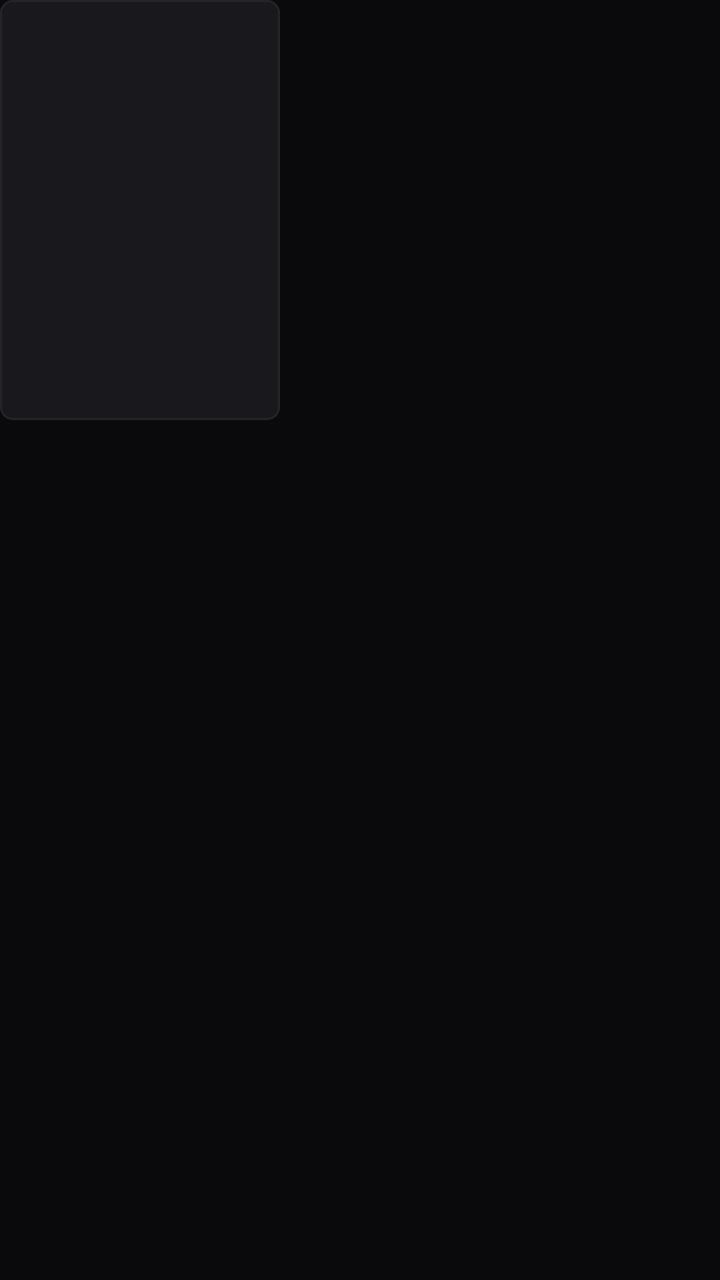
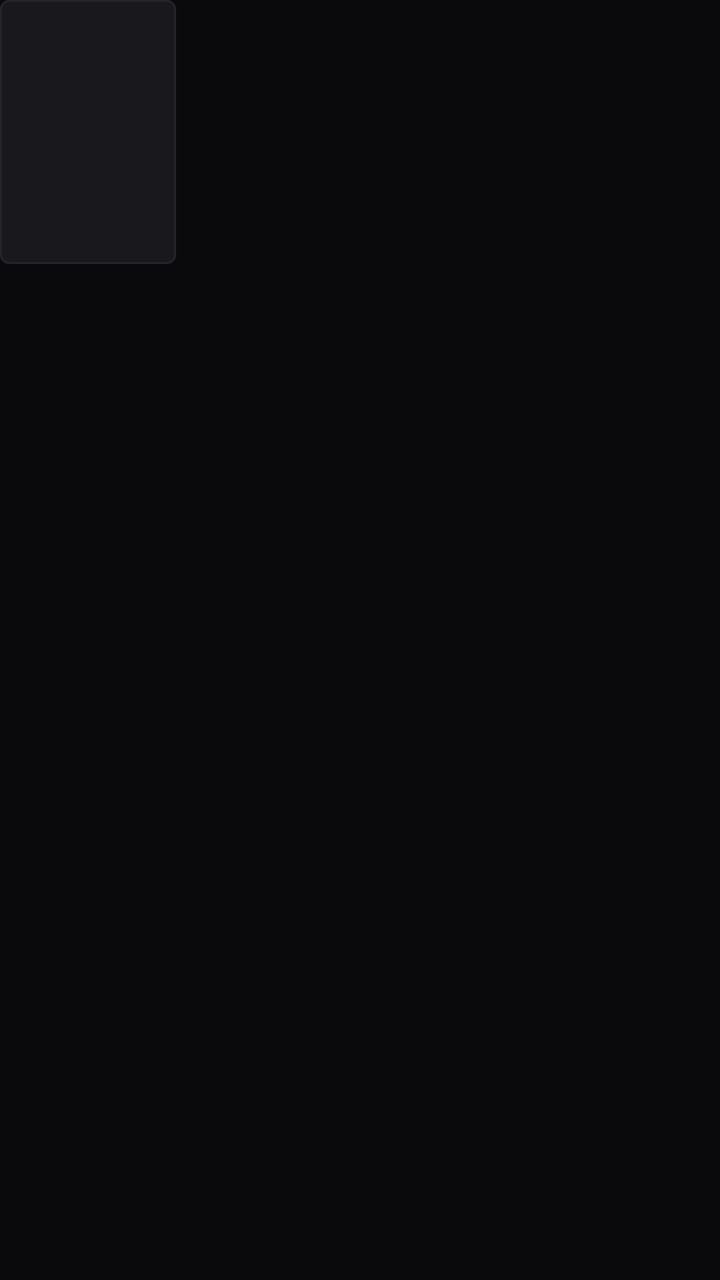

An Android layout rendered at two revisions. The XML below is the earlier revision; the diff shows what the commit changed to produce the second picture.
<!-- AndroidManifest.xml: application theme Theme.ATVHub -->
<!-- res/layout/item_movie_card.xml -->
<?xml version="1.0" encoding="utf-8"?>
<LinearLayout xmlns:android="http://schemas.android.com/apk/res/android"
    android:layout_width="@dimen/poster_width"
    android:layout_height="wrap_content"
    android:layout_marginEnd="@dimen/tv_card_spacing"
    android:clickable="true"
    android:focusable="true"
    android:orientation="vertical">

    <FrameLayout
        android:id="@+id/card_poster_container"
        android:layout_width="@dimen/poster_width"
        android:layout_height="@dimen/poster_height"
        android:background="@drawable/selector_card_border"
        android:duplicateParentState="true"
        android:padding="2dp">

        <ImageView
            android:id="@+id/iv_poster"
            android:layout_width="match_parent"
            android:layout_height="match_parent"
            android:contentDescription="@null"
            android:scaleType="centerCrop" />

        
        <TextView
            android:id="@+id/tv_quality_badge"
            android:layout_width="wrap_content"
            android:layout_height="wrap_content"
            android:layout_gravity="top|end"
            android:layout_margin="6dp"
            android:background="@drawable/badge_background"
            android:paddingStart="5dp"
            android:paddingTop="2dp"
            android:paddingEnd="5dp"
            android:paddingBottom="2dp"
            android:textColor="@color/badge_text"
            android:textSize="@dimen/text_size_badge"
            android:textStyle="bold"
            android:visibility="gone" />

        
        <TextView
            android:id="@+id/tv_rating_badge"
            android:layout_width="wrap_content"
            android:layout_height="wrap_content"
            android:layout_gravity="top|start"
            android:layout_margin="6dp"
            android:background="@drawable/badge_background"
            android:paddingStart="5dp"
            android:paddingTop="2dp"
            android:paddingEnd="5dp"
            android:paddingBottom="2dp"
            android:textColor="@color/accent_white"
            android:textSize="@dimen/text_size_badge"
            android:textStyle="bold"
            android:visibility="gone" />

        
        <ProgressBar
            android:id="@+id/pb_watch_progress"
            style="?android:attr/progressBarStyleHorizontal"
            android:layout_width="match_parent"
            android:layout_height="4dp"
            android:layout_gravity="bottom"
            android:max="100"
            android:progressTint="@color/accent_white"
            android:visibility="gone" />
    </FrameLayout>

    <TextView
        android:id="@+id/tv_title"
        android:layout_width="match_parent"
        android:layout_height="wrap_content"
        android:layout_marginTop="6dp"
        android:ellipsize="end"
        android:maxLines="1"
        android:textColor="@color/text_primary"
        android:textSize="@dimen/text_size_body" />

    <TextView
        android:id="@+id/tv_subtitle"
        android:layout_width="match_parent"
        android:layout_height="wrap_content"
        android:ellipsize="end"
        android:maxLines="1"
        android:textColor="@color/text_secondary"
        android:textSize="@dimen/text_size_badge" />

</LinearLayout>
<!-- resources referenced by this layout -->
<resources>
  <color name="accent_white">#FFFFFF</color>
  <color name="badge_text">#D0D0D6</color>
  <color name="text_primary">#F2F2F5</color>
  <color name="text_secondary">#8E8E96</color>
  <dimen name="poster_height">210dp</dimen>
  <dimen name="poster_width">140dp</dimen>
  <dimen name="text_size_badge">11sp</dimen>
  <dimen name="text_size_body">14sp</dimen>
  <dimen name="tv_card_spacing">16dp</dimen>
  <!-- drawable badge_background (drawable) -->
  <?xml version="1.0" encoding="utf-8"?>
  <shape xmlns:android="http://schemas.android.com/apk/res/android"
      android:shape="rectangle">
      <solid android:color="@color/badge_bg" />
      <corners android:radius="2dp" />
      <stroke android:width="1dp" android:color="@color/border_normal" />
  </shape>
  <!-- drawable selector_card_border (drawable) -->
  <?xml version="1.0" encoding="utf-8"?>
  <selector xmlns:android="http://schemas.android.com/apk/res/android">
      <item android:state_focused="true">
          <shape android:shape="rectangle">
              <solid android:color="@color/card_bg_focused" />
              <stroke android:width="@dimen/focus_stroke_width" android:color="@color/border_focused" />
              <corners android:radius="@dimen/poster_radius" />
          </shape>
      </item>
      <item>
          <shape android:shape="rectangle">
              <solid android:color="@color/card_bg" />
              <stroke android:width="1dp" android:color="@color/border_normal" />
              <corners android:radius="@dimen/poster_radius" />
          </shape>
      </item>
  </selector>
  <style name="Theme.ATVHub" parent="Theme.AppCompat.NoActionBar">
          <item name="android:windowBackground">@color/bg_tv</item>
          <item name="android:colorBackground">@color/bg_tv</item>
          <item name="android:windowNoTitle">true</item>
          <item name="android:windowActionBar">false</item>
          <item name="android:windowFullscreen">true</item>
          <item name="android:windowContentOverlay">@null</item>
          <item name="android:windowAnimationStyle">@null</item>
      </style>
  <color name="badge_bg">#23232B</color>
  <color name="border_normal">#24242A</color>
  <color name="card_bg_focused">#24242C</color>
  <dimen name="focus_stroke_width">2dp</dimen>
  <color name="border_focused">#FFFFFF</color>
  <dimen name="poster_radius">6dp</dimen>
  <color name="card_bg">#18181D</color>
  <color name="bg_tv">#0A0A0C</color>
</resources>

<!-- the commit's change to res/layout/item_movie_card.xml (unified diff, before → after) -->
@@ -28,12 +28,12 @@
             android:layout_width="wrap_content"
             android:layout_height="wrap_content"
             android:layout_gravity="top|end"
-            android:layout_margin="6dp"
+            android:layout_margin="4dp"
             android:background="@drawable/badge_background"
-            android:paddingStart="5dp"
-            android:paddingTop="2dp"
-            android:paddingEnd="5dp"
-            android:paddingBottom="2dp"
+            android:paddingStart="4dp"
+            android:paddingTop="1dp"
+            android:paddingEnd="4dp"
+            android:paddingBottom="1dp"
             android:textColor="@color/badge_text"
             android:textSize="@dimen/text_size_badge"
             android:textStyle="bold"
@@ -45,12 +45,12 @@
             android:layout_width="wrap_content"
             android:layout_height="wrap_content"
             android:layout_gravity="top|start"
-            android:layout_margin="6dp"
+            android:layout_margin="4dp"
             android:background="@drawable/badge_background"
-            android:paddingStart="5dp"
-            android:paddingTop="2dp"
-            android:paddingEnd="5dp"
-            android:paddingBottom="2dp"
+            android:paddingStart="4dp"
+            android:paddingTop="1dp"
+            android:paddingEnd="4dp"
+            android:paddingBottom="1dp"
             android:textColor="@color/accent_white"
             android:textSize="@dimen/text_size_badge"
             android:textStyle="bold"
@@ -61,7 +61,7 @@
             android:id="@+id/pb_watch_progress"
             style="?android:attr/progressBarStyleHorizontal"
             android:layout_width="match_parent"
-            android:layout_height="4dp"
+            android:layout_height="3dp"
             android:layout_gravity="bottom"
             android:max="100"
             android:progressTint="@color/accent_white"
@@ -72,7 +72,7 @@
         android:id="@+id/tv_title"
         android:layout_width="match_parent"
         android:layout_height="wrap_content"
-        android:layout_marginTop="6dp"
+        android:layout_marginTop="4dp"
         android:ellipsize="end"
         android:maxLines="1"
         android:textColor="@color/text_primary"
<!-- resource entries referenced after the edit -->
@@ -4,11 +4,11 @@
   <color name="badge_text">#D0D0D6</color>
   <color name="text_primary">#F2F2F5</color>
   <color name="text_secondary">#8E8E96</color>
-  <dimen name="poster_height">210dp</dimen>
-  <dimen name="poster_width">140dp</dimen>
-  <dimen name="text_size_badge">11sp</dimen>
-  <dimen name="text_size_body">14sp</dimen>
-  <dimen name="tv_card_spacing">16dp</dimen>
+  <dimen name="poster_height">132dp</dimen>
+  <dimen name="poster_width">88dp</dimen>
+  <dimen name="text_size_badge">10sp</dimen>
+  <dimen name="text_size_body">12sp</dimen>
+  <dimen name="tv_card_spacing">12dp</dimen>
   <!-- drawable badge_background (drawable) -->
   <?xml version="1.0" encoding="utf-8"?>
   <shape xmlns:android="http://schemas.android.com/apk/res/android"
@@ -49,7 +49,7 @@
   <color name="card_bg_focused">#24242C</color>
   <dimen name="focus_stroke_width">2dp</dimen>
   <color name="border_focused">#FFFFFF</color>
-  <dimen name="poster_radius">6dp</dimen>
+  <dimen name="poster_radius">4dp</dimen>
   <color name="card_bg">#18181D</color>
   <color name="bg_tv">#0A0A0C</color>
 </resources>
